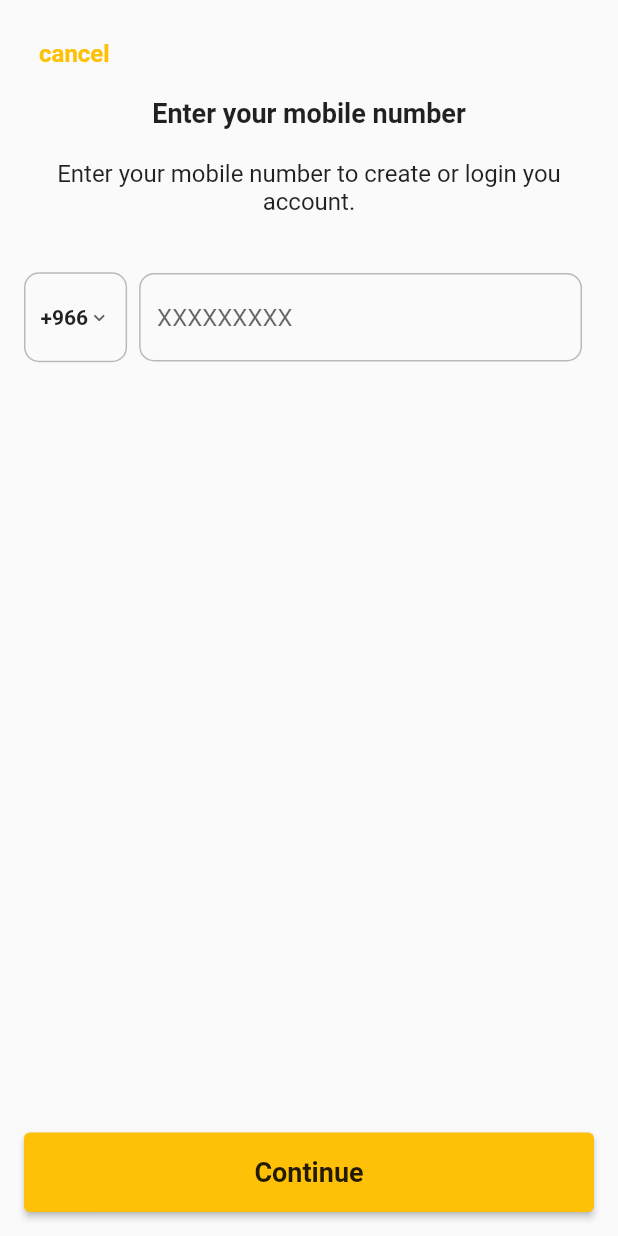
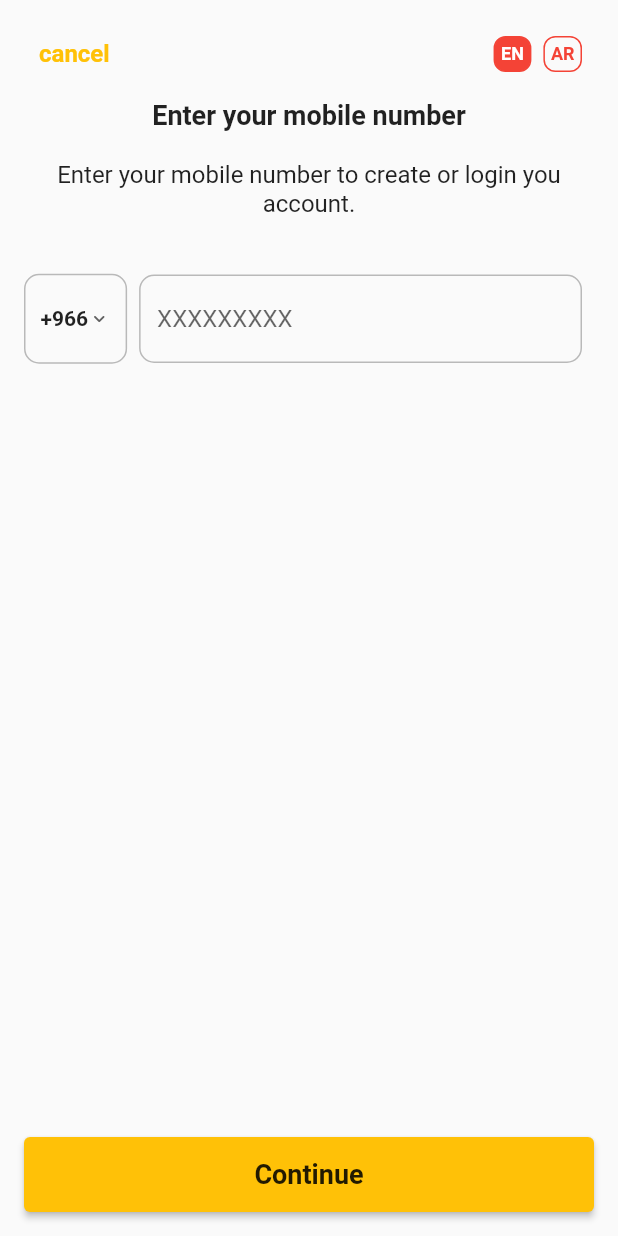
Before and after one commit to omarmeciry21/Food-Deliver-App-Shared, a Flutter app: the screen it shows after launch, on a phone screen of 412 x 824 dp. Run offline on Flutter 3.47's test engine with Material 2 defaults, Android fonts, the phone set to English and light mode, and no system bars; our stand-ins replace google_maps_flutter, location, shared_preferences; missing offline and left inert: address_search_field, geocoder2; network calls fail.

Commit message:
Milestone 1 notes

```diff
--- a/lib/data/network/restaurants_api.dart
+++ b/lib/data/network/restaurants_api.dart
@@ -12,6 +12,7 @@ class RestaurantAPI {
     try {
       http.Response response = await BaseAPI.get(
           uri: 'restaurant/list?languageType=$language&lat=$lat&lon=$lon');
+
       if (response.statusCode <= 299 && response.statusCode >= 200) {
         return ListOfRestaurants.fromJson(jsonDecode(response.body));
       } else {
--- a/lib/providers/app_properties_provider.dart
+++ b/lib/providers/app_properties_provider.dart
@@ -1,10 +1,40 @@
 import 'package:flutter/cupertino.dart';
 
 class AppPropertiesProvider extends ChangeNotifier {
-  static Map<String, String> ar_strings = {};
+  static Map<String, String> ar_strings = {
+    "cancel": "إلغاء",
+    "back": "الرجوع",
+    "home": "الرئيسية",
+    "orders": "الطلبات",
+    "others": "أخرى",
+    "enterMobileNumberTitle": "أدخل رقم هاتفك",
+    "enterMobileNumberText":
+        "أدخل رقم هاتك للدخول إلى حسابك او تسجيل حساب جديد.",
+    "continue": "إستمرار",
+    "verifyNumberTitle": "أعد تدخيل الرقم",
+    "verifyNumberText": "أدخل الكود الذي تم إرساله إلى رقم ",
+    "open": "مفتوح",
+    "close": "مغلق",
+    "anErrorOccurred": "حدث خطأ! برجاء إعادة المحاولة",
+    "addresses": "العناوين",
+    "noSessionFound": "برجاء إعادة تسجيل الدخول",
+    "newAddress": "عنوان جديد",
+    "confirmLocation": "تأكيد المكان",
+    "deliveryLocation": "مكان التوصيل",
+    "addressName": "اسم العنوان",
+    "requiredField": "برجاء إدخال هذه البيانات.",
+    "addressDetails": "برجاء إدخالا المزيد من التفاصيل حول العنوان",
+    "OK": "حسناً",
+    "cancel": "إلغاء",
+    "deleteAddressTitle": "حذف العنوان",
+    "deleteAddressContent": "هل أنت متأكد من حذف هذا العنوان؟"
+  };
   static Map<String, String> en_strings = {
     "cancel": "Cancel",
     "back": "Back",
+    "home": "Home",
+    "orders": "Orders",
+    "others": "Others",
     "enterMobileNumberTitle": "Enter your mobile number",
     "enterMobileNumberText":
         "Enter your mobile number to create or login you account.",
@@ -38,7 +68,7 @@ class AppPropertiesProvider extends ChangeNotifier {
 
   late Map<String, String> _strings;
 
-  Map<String, String> get strings => language == "en" ? en_strings : ar_strings;
+  Map<String, String> get strings => language == "ar" ? ar_strings : en_strings;
 
   set strings(Map<String, String> value) {
     _strings = value;
--- a/lib/ui/screens/login_screen.dart
+++ b/lib/ui/screens/login_screen.dart
@@ -9,6 +9,7 @@ import 'package:food_delivery_app/ui/screens/verify_otp_screen.dart';
 import 'package:provider/provider.dart';
 
 import '../widgets/dialogs.dart';
+import '../widgets/language_custom_widget.dart';
 
 class LoginScreenRoute extends CupertinoPageRoute {
   LoginScreenRoute()
@@ -43,6 +44,9 @@ class _LoginScreenState extends State<LoginScreen> {
             child: Column(
           crossAxisAlignment: CrossAxisAlignment.start,
           children: [
+            Row(
+              mainAxisAlignment: MainAxisAlignment.spaceBetween,
+              children: [
                 Padding(
                   padding: const EdgeInsets.all(10),
                   child: Text(
@@ -54,6 +58,9 @@ class _LoginScreenState extends State<LoginScreen> {
                         fontSize: 16,
                         fontWeight: FontWeight.bold),
                   ),
+                ),
+                LanguagesCustomWidget(),
+              ],
             ),
             Container(
               padding: const EdgeInsets.all(10),
@@ -192,6 +199,7 @@ class _LoginScreenState extends State<LoginScreen> {
                               ? null
                               : "Invalid phone number !";
                         },
+                        keyboardType: TextInputType.number,
                         decoration: InputDecoration(
                             enabledBorder: OutlineInputBorder(
                                 borderRadius: BorderRadius.circular(10),
@@ -216,6 +224,7 @@ class _LoginScreenState extends State<LoginScreen> {
             ),
             Expanded(child: Container()),
             SizedBox(
+              height: 50,
               width: MediaQuery.of(context).size.width,
               child: ElevatedButton(
                 onPressed: () async {
@@ -247,7 +256,6 @@ class _LoginScreenState extends State<LoginScreen> {
                 style: ButtonStyle(
                   backgroundColor:
                       MaterialStateProperty.all(Theme.of(context).accentColor),
-                  padding: MaterialStateProperty.all(EdgeInsets.all(16)),
                 ),
                 child: Text(
                   Provider.of<AppPropertiesProvider>(context)
--- a/lib/ui/screens/verify_otp_screen.dart
+++ b/lib/ui/screens/verify_otp_screen.dart
@@ -5,6 +5,7 @@ import 'package:food_delivery_app/data/models/auth/verify_otp.dart';
 import 'package:food_delivery_app/data/models/auth/verify_otp_response.dart';
 import 'package:food_delivery_app/providers/app_properties_provider.dart';
 import 'package:food_delivery_app/ui/screens/home_screen.dart';
+import 'package:food_delivery_app/ui/widgets/language_custom_widget.dart';
 import 'package:provider/provider.dart';
 import 'package:shared_preferences/shared_preferences.dart';
 
@@ -78,6 +79,8 @@ class _VerifyOTPScreenState extends State<VerifyOTPScreen> {
                           fontWeight: FontWeight.bold),
                     ),
                   ),
+                  Expanded(child: Container()),
+                  LanguagesCustomWidget(),
                 ],
               ),
             ),
--- /dev/null
+++ b/lib/ui/widgets/language_custom_widget.dart
@@ -0,0 +1,96 @@
+import 'package:flutter/material.dart';
+import 'package:provider/provider.dart';
+import 'package:shared_preferences/shared_preferences.dart';
+
+import '../../providers/app_properties_provider.dart';
+
+class LanguagesCustomWidget extends StatelessWidget {
+  const LanguagesCustomWidget({
+    Key? key,
+  }) : super(key: key);
+
+  @override
+  Widget build(BuildContext context) {
+    return Padding(
+      padding: EdgeInsets.all(8),
+      child: Row(
+        mainAxisAlignment: MainAxisAlignment.center,
+        children: [
+          GestureDetector(
+            onTap: () async {
+              Provider.of<AppPropertiesProvider>(context, listen: false)
+                  .language = "en";
+              SharedPreferences prefs = await SharedPreferences.getInstance();
+              prefs.setString("lang", "en");
+            },
+            child: Container(
+              decoration: BoxDecoration(
+                  borderRadius: BorderRadius.circular(8),
+                  border: Border.all(
+                    color: Theme.of(context).primaryColor,
+                  ),
+                  color: Provider.of<AppPropertiesProvider>(context)
+                              .language
+                              .toLowerCase() ==
+                          "en"
+                      ? Theme.of(context).primaryColor
+                      : Colors.transparent),
+              padding: EdgeInsets.all(4),
+              child: Text(
+                "EN",
+                style: TextStyle(
+                    color: Provider.of<AppPropertiesProvider>(context,
+                                    listen: false)
+                                .language
+                                .toLowerCase() ==
+                            "en"
+                        ? Colors.white
+                        : Theme.of(context).primaryColor,
+                    fontWeight: FontWeight.bold,
+                    fontSize: 12),
+              ),
+            ),
+          ),
+          SizedBox(
+            width: 8,
+          ),
+          GestureDetector(
+            onTap: () async {
+              Provider.of<AppPropertiesProvider>(context, listen: false)
+                  .language = "ar";
+
+              SharedPreferences prefs = await SharedPreferences.getInstance();
+              prefs.setString("lang", "ar");
+            },
+            child: Container(
+              decoration: BoxDecoration(
+                  borderRadius: BorderRadius.circular(8),
+                  border: Border.all(
+                    color: Theme.of(context).primaryColor,
+                  ),
+                  color: Provider.of<AppPropertiesProvider>(context)
+                              .language
+                              .toLowerCase() ==
+                          "ar"
+                      ? Theme.of(context).primaryColor
+                      : Colors.transparent),
+              padding: EdgeInsets.all(4),
+              child: Text(
+                "AR",
+                style: TextStyle(
+                    color: Provider.of<AppPropertiesProvider>(context)
+                                .language
+                                .toLowerCase() ==
+                            "ar"
+                        ? Colors.white
+                        : Theme.of(context).primaryColor,
+                    fontWeight: FontWeight.bold,
+                    fontSize: 12),
+              ),
+            ),
+          ),
+        ],
+      ),
+    );
+  }
+}
```
Also changed, not shown: lib/data/models/list_of_restaurants.dart (+6 -4 lines), lib/main.dart (+8 -1 lines), lib/ui/screens/home_screen.dart (+34 -15 lines), lib/ui/screens/restaurants_screen.dart (+70 -41 lines). Lines whose indentation alone changed are shown as unchanged.
